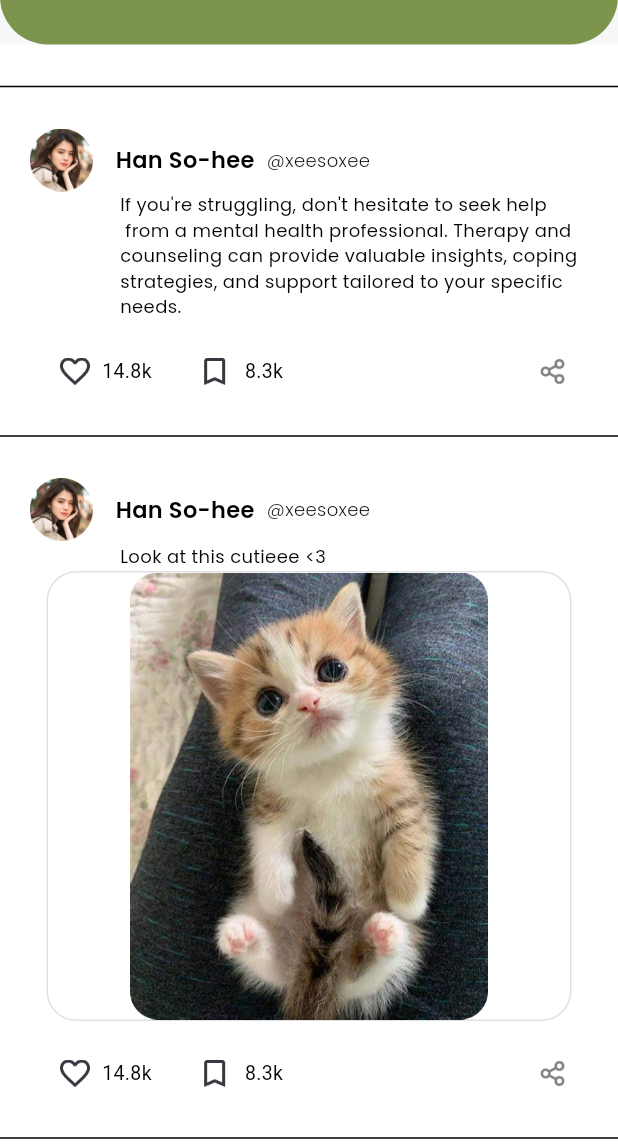
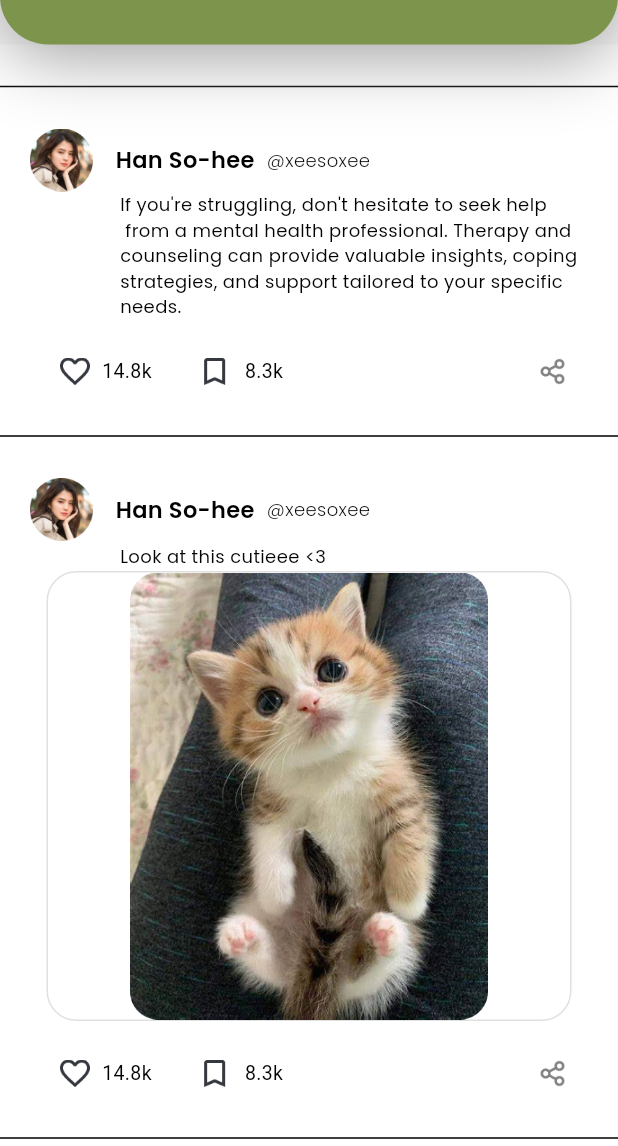
Before and after one commit to Raga-Git/temanBicara, a Flutter app: the artikelScreen1 screen opened directly, scrolled down 432 dp, on a phone screen of 412 x 824 dp, the part 86-1232 px from its top. Run offline on Flutter 3.47's test engine with Material 3 defaults, Android fonts, the phone set to English and light mode, and no system bars; our stand-ins replace google_fonts.

Commit message:
18th Commit

```diff
--- a/lib/main.dart
+++ b/lib/main.dart
@@ -36,7 +36,7 @@ class MyApp extends StatelessWidget {
     return MaterialApp(
       debugShowCheckedModeBanner: false,
       theme: tema,
-      home: artikelScreen2(),
+      home: ChatBotScreen01(),
     );
   }
 }
--- a/lib/screen/artikelScreen1.dart
+++ b/lib/screen/artikelScreen1.dart
@@ -13,15 +13,28 @@ class artikelScreen1 extends StatelessWidget {
         flexibleSpace: Container(
           decoration: const BoxDecoration(
             color: Color(0xFF7D944D),
+             boxShadow: [
+              BoxShadow(
+                  color: Colors.grey,
+                  offset: Offset(0, 8),
+                  blurRadius: 40,
+                  spreadRadius: 0)
+            ],
             borderRadius: BorderRadius.only(
               bottomLeft: Radius.circular(32),
               bottomRight: Radius.circular(32),
             ),
           ),
         ),
-        title: Image.asset(
-          'assets/images/logoV2.png',
-          scale: 2,
+        title: InkWell(
+          onTap: () {
+            Navigator.push(context,
+                MaterialPageRoute(builder: (context) => ChatBotScreen01()));
+          },
+          child: Image.asset(
+            'assets/images/logoV2.png',
+            scale: 2,
+          ),
         ),
         leading: Builder(
           builder: ((BuildContext context) => IconButton(
@@ -261,8 +274,7 @@ class artikelScreen1 extends StatelessWidget {
                       height: 300,
                       decoration: BoxDecoration(
                           borderRadius: BorderRadius.circular(20),
-                          border: Border.all(color: const Color(0xFFE0E0E0))
-                          ),
+                          border: Border.all(color: const Color(0xFFE0E0E0))),
                       child: Image.asset(
                         'assets/images/post1.png',
                         scale: 2,
@@ -274,25 +286,38 @@ class artikelScreen1 extends StatelessWidget {
                   const Padding(
                     padding: EdgeInsets.fromLTRB(30, 60, 10, 10),
                   ),
-                  Image.asset('assets/images/like.png', scale: 2,),
-                  const SizedBox(width: 8,),
-                  const Text('14.8k',
-                  style: TextStyle(
-                    fontSize: 13
+                  Image.asset(
+                    'assets/images/like.png',
+                    scale: 2,
                   ),
+                  const SizedBox(
+                    width: 8,
+                  ),
+                  const Text(
+                    '14.8k',
+                    style: TextStyle(fontSize: 13),
                   ),
                   const Padding(
                     padding: EdgeInsets.fromLTRB(30, 60, 0, 0),
                   ),
-                  Image.asset('assets/images/Bookmark.png', scale: 2,),
-                  const SizedBox(width: 8,),
-                  const Text('8.3k',
-                  style: TextStyle(
-                    fontSize: 13
+                  Image.asset(
+                    'assets/images/Bookmark.png',
+                    scale: 2,
                   ),
+                  const SizedBox(
+                    width: 8,
                   ),
-                  const SizedBox(width: 170,),
-                  Image.asset('assets/images/bagikan.png', scale: 2,),
+                  const Text(
+                    '8.3k',
+                    style: TextStyle(fontSize: 13),
+                  ),
+                  const SizedBox(
+                    width: 170,
+                  ),
+                  Image.asset(
+                    'assets/images/bagikan.png',
+                    scale: 2,
+                  ),
                 ],
               ),
               const Divider(),
@@ -334,31 +359,43 @@ class artikelScreen1 extends StatelessWidget {
                   )
                 ],
               ),
-
               Row(
                 children: [
                   const Padding(
                     padding: EdgeInsets.fromLTRB(30, 60, 10, 10),
                   ),
-                  Image.asset('assets/images/like.png', scale: 2,),
-                  const SizedBox(width: 8,),
-                  const Text('14.8k',
-                  style: TextStyle(
-                    fontSize: 13
+                  Image.asset(
+                    'assets/images/like.png',
+                    scale: 2,
                   ),
+                  const SizedBox(
+                    width: 8,
+                  ),
+                  const Text(
+                    '14.8k',
+                    style: TextStyle(fontSize: 13),
                   ),
                   const Padding(
                     padding: EdgeInsets.fromLTRB(30, 60, 0, 0),
                   ),
-                  Image.asset('assets/images/Bookmark.png', scale: 2,),
-                  const SizedBox(width: 8,),
-                  const Text('8.3k',
-                  style: TextStyle(
-                    fontSize: 13
+                  Image.asset(
+                    'assets/images/Bookmark.png',
+                    scale: 2,
                   ),
+                  const SizedBox(
+                    width: 8,
                   ),
-                  const SizedBox(width: 170,),
-                  Image.asset('assets/images/bagikan.png', scale: 2,),
+                  const Text(
+                    '8.3k',
+                    style: TextStyle(fontSize: 13),
+                  ),
+                  const SizedBox(
+                    width: 170,
+                  ),
+                  Image.asset(
+                    'assets/images/bagikan.png',
+                    scale: 2,
+                  ),
                 ],
               ),
               Divider(),
@@ -408,8 +445,7 @@ class artikelScreen1 extends StatelessWidget {
                       height: 300,
                       decoration: BoxDecoration(
                           borderRadius: BorderRadius.circular(20),
-                          border: Border.all(color: const Color(0xFFE0E0E0))
-                          ),
+                          border: Border.all(color: const Color(0xFFE0E0E0))),
                       child: Image.asset(
                         'assets/images/post2.png',
                         scale: 2,
@@ -421,29 +457,41 @@ class artikelScreen1 extends StatelessWidget {
                   const Padding(
                     padding: EdgeInsets.fromLTRB(30, 60, 10, 10),
                   ),
-                  Image.asset('assets/images/like.png', scale: 2,),
-                  const SizedBox(width: 8,),
-                  const Text('14.8k',
-                  style: TextStyle(
-                    fontSize: 13
+                  Image.asset(
+                    'assets/images/like.png',
+                    scale: 2,
                   ),
+                  const SizedBox(
+                    width: 8,
+                  ),
+                  const Text(
+                    '14.8k',
+                    style: TextStyle(fontSize: 13),
                   ),
                   const Padding(
                     padding: EdgeInsets.fromLTRB(30, 60, 0, 0),
                   ),
-                  Image.asset('assets/images/Bookmark.png', scale: 2,),
-                  const SizedBox(width: 8,),
-                  const Text('8.3k',
-                  style: TextStyle(
-                    fontSize: 13
+                  Image.asset(
+                    'assets/images/Bookmark.png',
+                    scale: 2,
                   ),
+                  const SizedBox(
+                    width: 8,
                   ),
-                  const SizedBox(width: 170,),
-                  Image.asset('assets/images/bagikan.png', scale: 2,),
+                  const Text(
+                    '8.3k',
+                    style: TextStyle(fontSize: 13),
+                  ),
+                  const SizedBox(
+                    width: 170,
+                  ),
+                  Image.asset(
+                    'assets/images/bagikan.png',
+                    scale: 2,
+                  ),
                 ],
               ),
               Divider(),
-
             ],
           ),
         ),
--- a/lib/screen/trackingPage01.dart
+++ b/lib/screen/trackingPage01.dart
@@ -1,5 +1,3 @@
-import 'dart:ffi';
-
 import 'package:flutter/material.dart';
 import 'package:google_fonts/google_fonts.dart';
 
```
Also changed, not shown: lib/screen/artikelScreen2.dart (+17 -3 lines), lib/screen/chatBotScreen01.dart (+109 -68 lines), lib/screen/chatBotScreen02.dart (+7 -0 lines).
